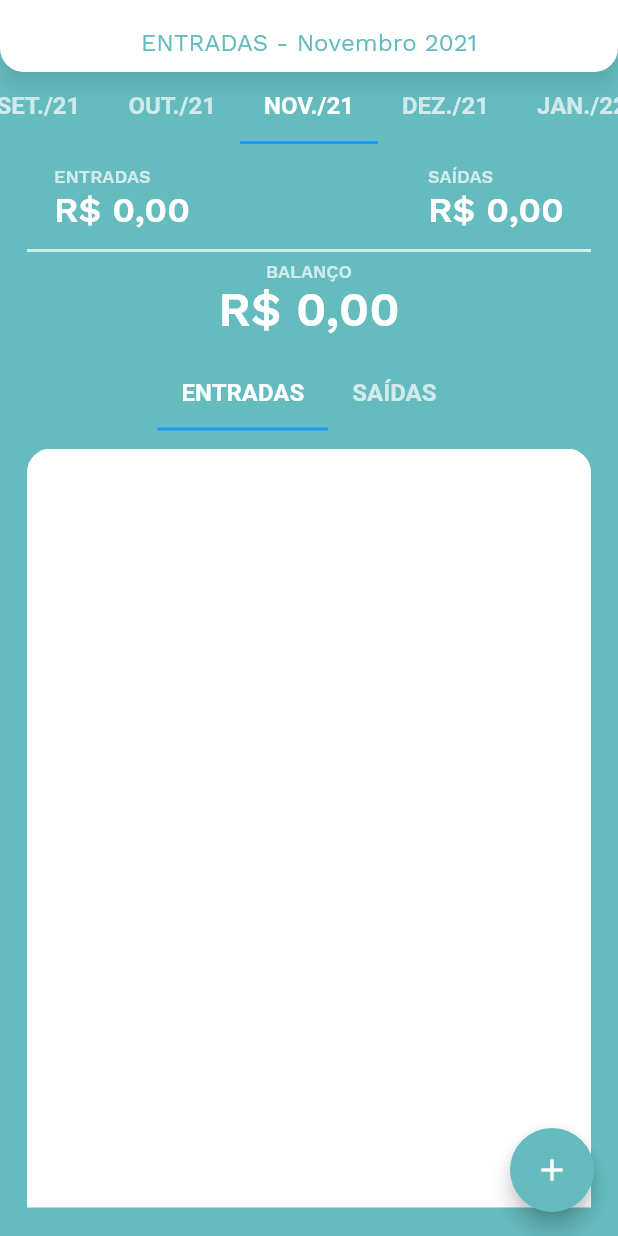
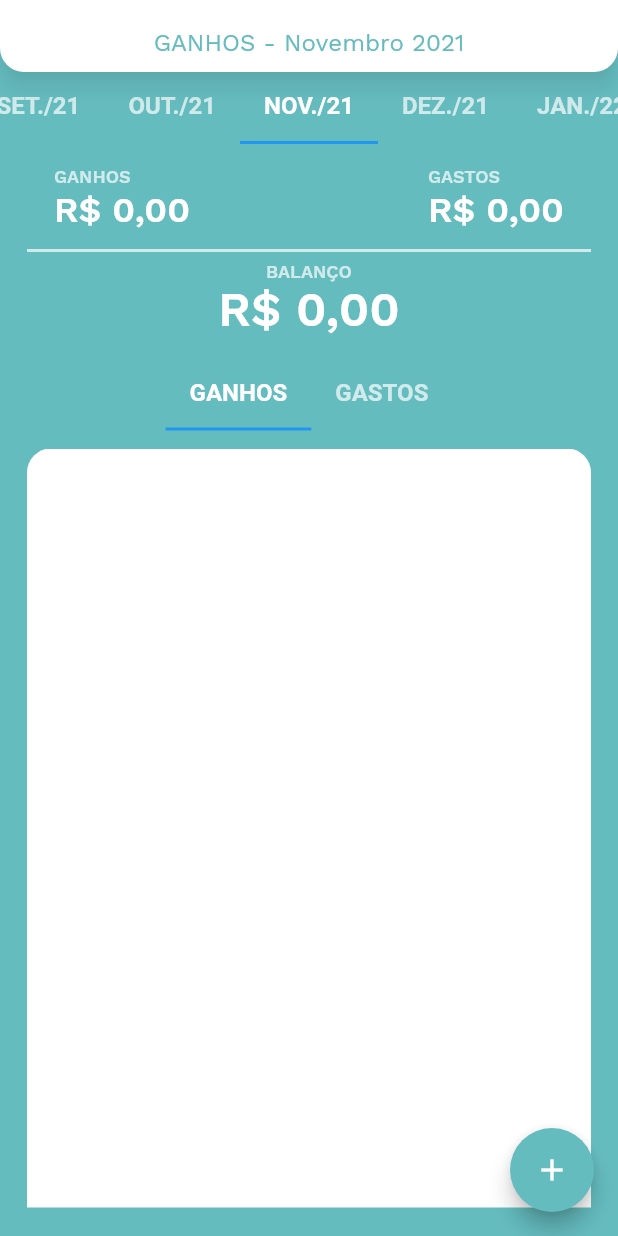
Before and after one commit to Janilso/plans_gastos, a Flutter app: the HomeScreen screen opened directly, on a phone screen of 412 x 824 dp. Run offline on Flutter 3.47's test engine with Material 2 defaults, Android fonts, the phone set to English and light mode, and no system bars; our stand-ins replace flutter_masked_text, shared_preferences; missing offline and left inert: enum_to_string; accounts and stored records are empty.

Commit message:
Alterado nomes entradas e saidas

```diff
--- a/lib/screens/home.dart
+++ b/lib/screens/home.dart
@@ -127,7 +127,7 @@ class _HomeScreenState extends State<HomeScreen> with TickerProviderStateMixin {
   @override
   Widget build(BuildContext context) {
     bool isDanger = typeBalancePage == TypeBalance.outputs;
-    String titlePage = isDanger ? 'SAÍDAS' : 'ENTRADAS';
+    String titlePage = isDanger ? 'GASTOS' : 'GANHOS';
     Color colorState = isDanger ? AppColors.secondary : AppColors.primary;
 
     return Scaffold(
--- a/lib/widgets/balance_tab_view.dart
+++ b/lib/widgets/balance_tab_view.dart
@@ -69,8 +69,8 @@ class _BalanceTabViewWidgetState extends State<BalanceTabViewWidget>
               dragStartBehavior: DragStartBehavior.down,
               isScrollable: true,
               tabs: const [
-                Tab(icon: Text('ENTRADAS')),
-                Tab(icon: Text('SAÍDAS')),
+                Tab(icon: Text('GANHOS')),
+                Tab(icon: Text('GASTOS')),
               ],
             ),
           ),
--- a/lib/widgets/detail_month.dart
+++ b/lib/widgets/detail_month.dart
@@ -111,8 +111,8 @@ class _DetailMonthWidgetState extends State<DetailMonthWidget> {
             child: Row(
               mainAxisAlignment: MainAxisAlignment.spaceBetween,
               children: [
-                ResumeMoneyWidget(label: 'entradas', value: valorEntradas),
-                ResumeMoneyWidget(label: 'saídas', value: valorSaidas),
+                ResumeMoneyWidget(label: 'GANHOS', value: valorEntradas),
+                ResumeMoneyWidget(label: 'GASTOS', value: valorSaidas),
               ],
             ),
           ),
```
Also changed, not shown: lib/screens/splash.dart (+8 -8 lines).
